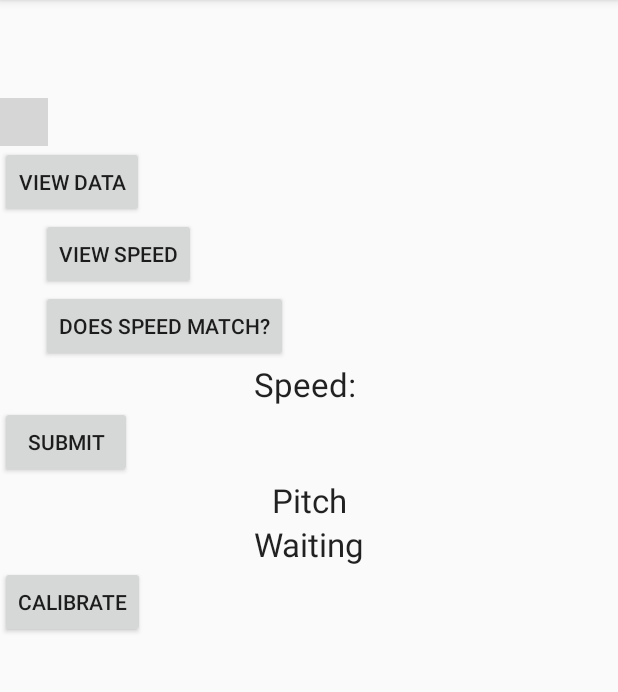
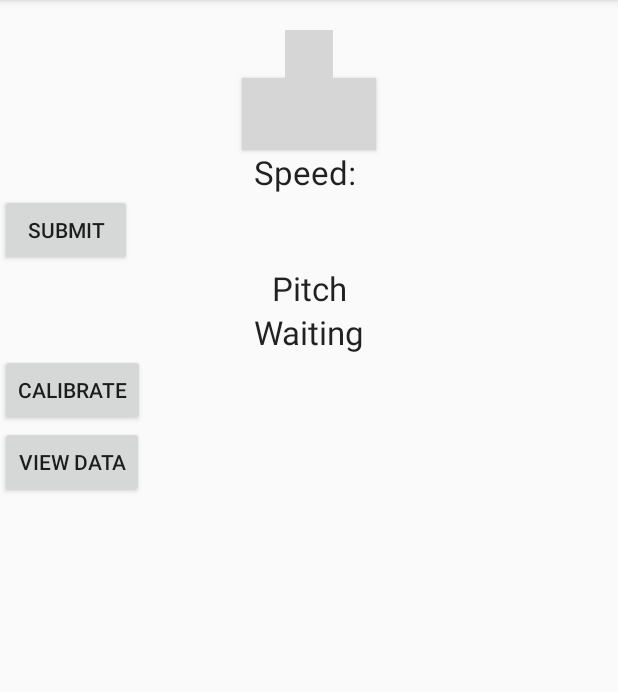
Before and after one commit to keegangeorge/EasyTrim, an Android app: the MainActivity screen opened directly, with no data from a screen before it, on a phone screen of 412 x 824 dp, the part 84-776 px from its top. Run offline under Robolectric (Android 15) with nearby library versions, the phone set to English and light mode, and no system bars; libraries missing offline, so code that uses them is left out: com.anderson.dashboardview; plain views replace DashboardView; 3 statements that could not run were skipped; grey boxes are pictures that could not be loaded.

Commit message:
Modified TrimView layout to have a center gauge and removed temp button

```diff
--- a/app/src/main/java/com/kgeor/easytrim/DataItem.java
+++ b/app/src/main/java/com/kgeor/easytrim/DataItem.java
@@ -32,4 +32,5 @@ public class DataItem {
         return image;
     }
 
+
 } // Data Item class end
--- a/app/src/main/java/com/kgeor/easytrim/SettingsActivity.java
+++ b/app/src/main/java/com/kgeor/easytrim/SettingsActivity.java
@@ -14,6 +14,8 @@ import android.preference.PreferenceFragment;
 import android.preference.PreferenceManager;
 import android.view.MenuItem;
 import android.support.v4.app.NavUtils;
+import android.view.View;
+import android.widget.Toast;
 
 import java.util.List;
 
--- a/app/src/main/res/layout/activity_main.xml
+++ b/app/src/main/res/layout/activity_main.xml
@@ -12,9 +12,8 @@
         android:id="@+id/speed_gauge"
         android:layout_width="wrap_content"
         android:layout_height="wrap_content"
-        android:layout_alignParentTop="true"
-        android:layout_centerHorizontal="true"
-        android:layout_marginTop="65dp"
+        android:layout_gravity="center"
+        android:layout_marginTop="20dp"
         android:text="@string/gauge_title_speed"
         app:centerCircleColor="@color/colorBlue"
         app:endProgressColor="@color/colorBlueAlternate"
@@ -23,31 +22,22 @@
         app:startProgressColor="@color/colorBlue"
         app:unit=" knots" />
 
-
     <Button
-        android:id="@+id/button"
+        android:id="@+id/btnSpeed"
+        android:layout_gravity="center"
+        android:gravity="center"
         android:layout_width="wrap_content"
         android:layout_height="wrap_content"
-        android:layout_alignParentStart="true"
-        android:layout_centerVertical="true"
-        android:onClick="viewDatabaseResults"
-        android:text="VIEW DATA" />
+        android:background="@color/white"
+        android:textColor="@color/colorAccent"
+        android:text="Start Speed" />
 
-    <Button
-        android:id="@+id/btnSpeed"
-        android:layout_width="wrap_content"
-        android:layout_height="wrap_content"
-        android:layout_alignParentStart="true"
-        android:layout_below="@+id/roll"
-        android:layout_marginStart="27dp"
-        android:text="View Speed" />
-
-    <Button
-        android:id="@+id/match_speed"
-        android:layout_width="wrap_content"
-        android:layout_height="wrap_content"
-        android:layout_marginStart="27dp"
-        android:text="Does speed match?" />
+    <!--<Button-->
+        <!--android:id="@+id/match_speed"-->
+        <!--android:layout_width="wrap_content"-->
+        <!--android:layout_height="wrap_content"-->
+        <!--android:layout_marginStart="27dp"-->
+        <!--android:text="Does speed match?" />-->
 
     <TextView
         android:id="@+id/textView"
@@ -95,4 +85,13 @@
         android:layout_centerVertical="true"
         android:text="Calibrate" />
 
+    <Button
+        android:id="@+id/button"
+        android:layout_width="wrap_content"
+        android:layout_height="wrap_content"
+        android:layout_alignParentStart="true"
+        android:layout_centerVertical="true"
+        android:onClick="viewDatabaseResults"
+        android:text="VIEW DATA" />
+
 </LinearLayout>
--- a/app/src/main/res/xml/pref_general.xml
+++ b/app/src/main/res/xml/pref_general.xml
@@ -20,6 +20,7 @@
             <!--android:targetClass="com.example.foo.SomeActivity"-->
             <!--android:targetPackage="com.example.foo" />-->
         </Preference>
+
     </PreferenceCategory>
     <PreferenceCategory android:title="@string/pref_category_title_about">
 
```
Also changed, not shown: app/src/main/java/com/kgeor/easytrim/DashboardAdapter.java (+14 -1 lines), app/src/main/java/com/kgeor/easytrim/HomeActivity.java (+30 -2 lines), app/src/main/res/layout/activity_home_activity.xml (+1 -13 lines).
